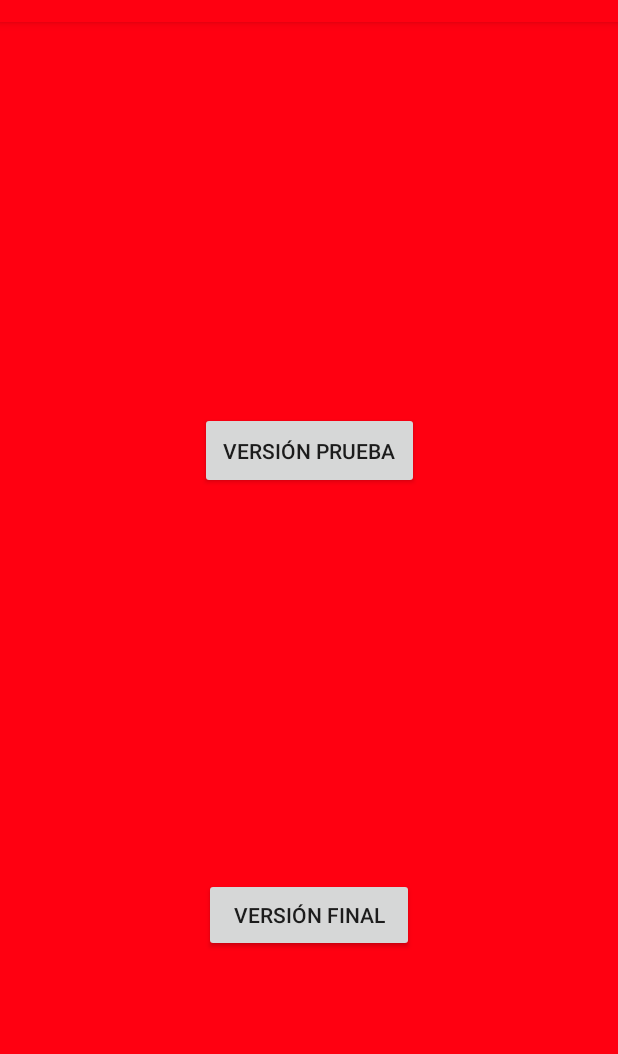
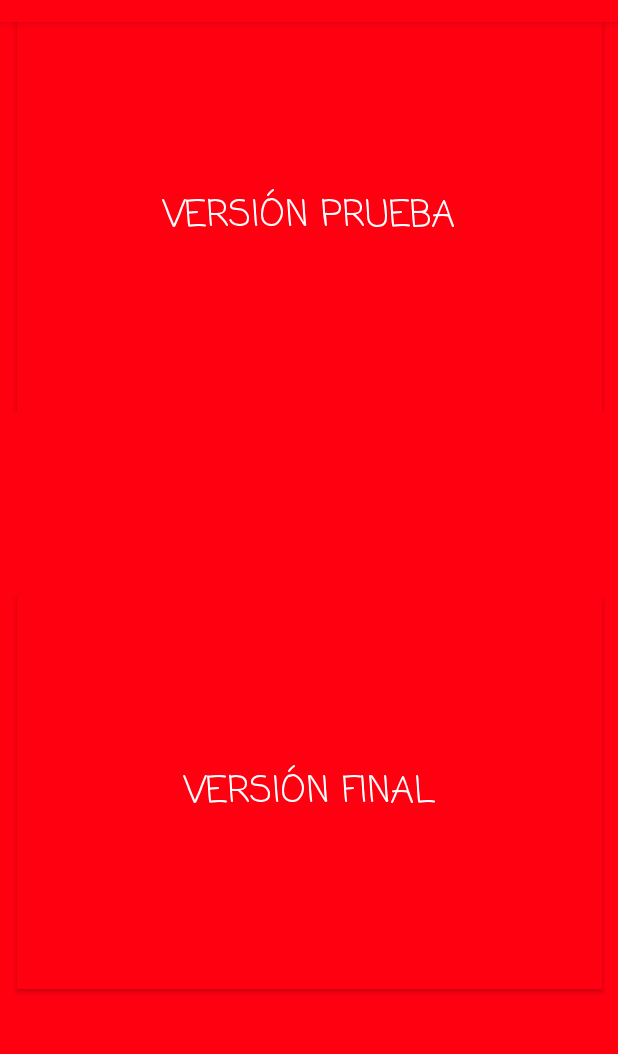
Before and after one commit to josemlira/InBus, an Android app: the Intermediate screen opened directly, with no data from a screen before it, on a phone screen of 412 x 824 dp, the part 62-1116 px from its top. Run offline under Robolectric (Android 15) with nearby library versions, the phone set to English and light mode, and no system bars.

Commit message:
odio java

```diff
--- a/app/src/main/java/com/inclusivebus/inbus/Request.java
+++ b/app/src/main/java/com/inclusivebus/inbus/Request.java
@@ -19,6 +19,7 @@ import android.location.LocationListener;
 import android.location.LocationManager;
 import android.provider.Settings;
 import android.support.v7.app.AlertDialog;
+import android.widget.Toast;
 
 import java.io.IOException;
 import java.io.BufferedReader;
@@ -149,9 +150,9 @@ public class Request extends AppCompatActivity {
 
 class GetRequest extends AsyncTask<String, Void, String>
 {
-    public static final String req_meth = "GET";
-    public static final int read_to = 15000;
-    public static final int connect_to = 15000;
+    private static final String req_meth = "GET";
+    private static final int read_to = 15000;
+    private static final int connect_to = 15000;
 
     @Override
     protected String doInBackground(String... params){
@@ -181,6 +182,7 @@ class GetRequest extends AsyncTask<String, Void, String>
             streamReader.close();
 
             result = stringBuilder.toString();
+            Toast.makeText(getBaseContext(), result, Toast.LENGTH_LONG).show();
         }
 
         catch (IOException e){
--- a/app/src/main/res/layout/activity_intermediate.xml
+++ b/app/src/main/res/layout/activity_intermediate.xml
@@ -7,29 +7,55 @@
     android:background="@color/colorPrimary"
     tools:context="com.inclusivebus.inbus.Intermediate">
 
+    <LinearLayout
+        android:layout_width="0dp"
+        android:layout_height="0dp"
+        android:orientation="vertical"
+        app:layout_constraintBottom_toBottomOf="parent"
+        app:layout_constraintEnd_toEndOf="parent"
+        app:layout_constraintHorizontal_bias="0.0"
+        app:layout_constraintStart_toStartOf="parent"
+        app:layout_constraintTop_toTopOf="parent"
+        app:layout_constraintVertical_bias="0.0">
+
+        <android.support.constraint.ConstraintLayout
+            android:layout_width="match_parent"
+            android:layout_height="259dp">
+
             <Button
                 android:id="@+id/button_test"
-        android:layout_width="146dp"
-        android:layout_height="51dp"
-        android:layout_marginBottom="8dp"
-        android:layout_marginEnd="8dp"
-        android:layout_marginStart="8dp"
-        android:layout_marginTop="8dp"
+                android:layout_width="390dp"
+                android:layout_height="260dp"
+                android:layout_marginBottom="2dp"
+                android:background="@color/colorPrimary"
+                android:fontFamily="casual"
                 android:text="@string/button_test"
-        app:layout_constraintBottom_toTopOf="@+id/button_app"
+                android:textColor="@color/ic_inbus_background"
+                android:textSize="24sp"
+                app:layout_constraintBottom_toBottomOf="parent"
                 app:layout_constraintEnd_toEndOf="parent"
                 app:layout_constraintStart_toStartOf="parent"
                 app:layout_constraintTop_toTopOf="parent" />
+        </android.support.constraint.ConstraintLayout>
+
+        <android.support.constraint.ConstraintLayout
+            android:layout_width="match_parent"
+            android:layout_height="match_parent">
 
             <Button
                 android:id="@+id/button_app"
-        android:layout_width="140dp"
-        android:layout_height="49dp"
-        android:layout_marginBottom="148dp"
-        android:layout_marginEnd="8dp"
-        android:layout_marginStart="8dp"
+                android:layout_width="390dp"
+                android:layout_height="262dp"
+                android:background="@color/colorPrimary"
+                android:fontFamily="casual"
                 android:text="@string/button_app"
+                android:textColor="@color/ic_inbus_background"
+                android:textSize="24sp"
                 app:layout_constraintBottom_toBottomOf="parent"
                 app:layout_constraintEnd_toEndOf="parent"
-        app:layout_constraintStart_toStartOf="parent" />
+                app:layout_constraintStart_toStartOf="parent"
+                app:layout_constraintTop_toTopOf="parent" />
         </android.support.constraint.ConstraintLayout>
+    </LinearLayout>
+
+</android.support.constraint.ConstraintLayout>
```
Lines whose indentation alone changed are shown as unchanged.
